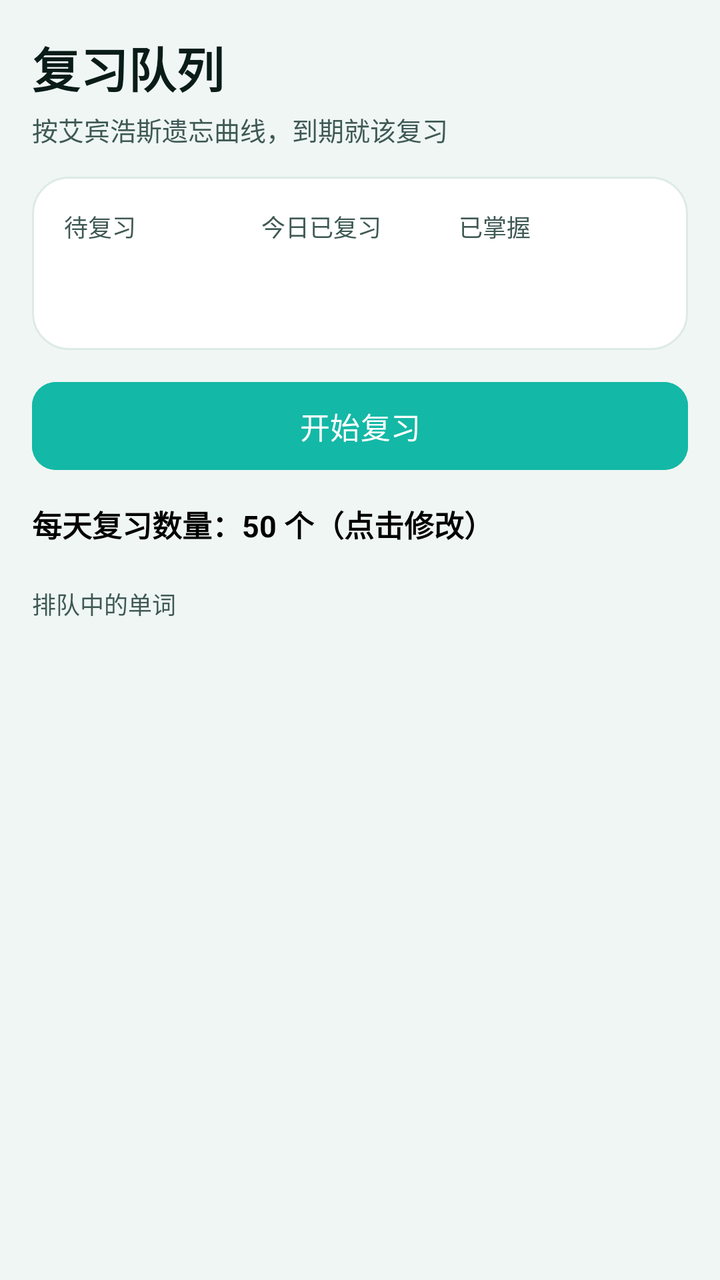
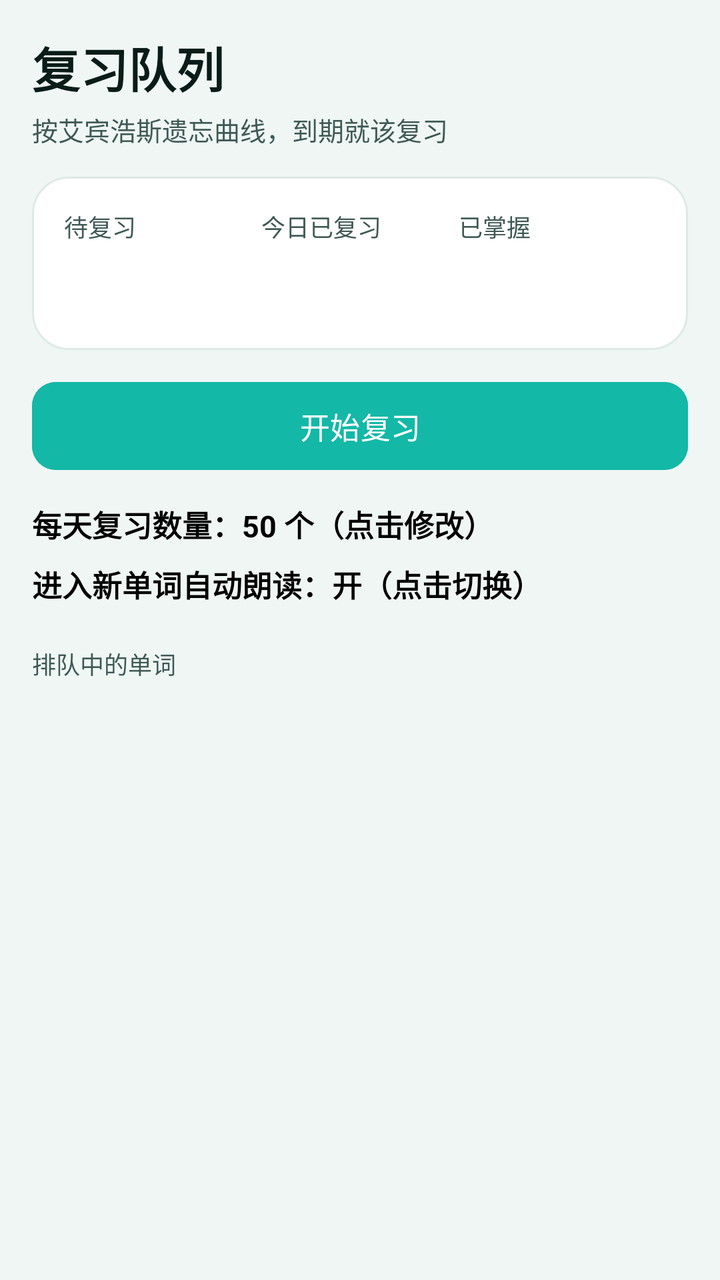

The first picture is an Android layout as it rendered before a commit; the second is the same layout after the commit. The layout source and the unified diff follow.
<!-- AndroidManifest.xml: application theme Theme.Dancijiyi -->
<!-- res/layout/fragment_review.xml -->
<?xml version="1.0" encoding="utf-8"?>
<LinearLayout xmlns:android="http://schemas.android.com/apk/res/android"
    xmlns:app="http://schemas.android.com/apk/res-auto"
    android:layout_width="match_parent"
    android:layout_height="match_parent"
    android:background="@color/bg"
    android:orientation="vertical"
    android:paddingLeft="16dp"
    android:paddingTop="16dp"
    android:paddingRight="16dp"
    android:paddingBottom="10dp">

    <TextView
        android:layout_width="wrap_content"
        android:layout_height="wrap_content"
        android:text="复习队列"
        android:textColor="@color/text_primary"
        android:textSize="24sp"
        android:textStyle="bold" />

    <TextView
        android:layout_width="wrap_content"
        android:layout_height="wrap_content"
        android:layout_marginTop="4dp"
        android:text="按艾宾浩斯遗忘曲线，到期就该复习"
        android:textColor="@color/text_secondary"
        android:textSize="13sp" />

    <LinearLayout
        android:layout_width="match_parent"
        android:layout_height="wrap_content"
        android:layout_marginTop="14dp"
        android:background="@drawable/bg_card"
        android:orientation="horizontal"
        android:padding="16dp">

        <LinearLayout
            android:layout_width="0dp"
            android:layout_height="wrap_content"
            android:layout_weight="1"
            android:orientation="vertical">

            <TextView
                android:layout_width="wrap_content"
                android:layout_height="wrap_content"
                android:text="待复习"
                android:textColor="@color/text_secondary"
                android:textSize="12sp" />

            <TextView
                android:id="@+id/tvDueCount"
                android:layout_width="wrap_content"
                android:layout_height="wrap_content"
                android:layout_marginTop="2dp"
                android:textColor="@color/brand"
                android:textSize="26sp"
                android:textStyle="bold" />
        </LinearLayout>

        <LinearLayout
            android:layout_width="0dp"
            android:layout_height="wrap_content"
            android:layout_weight="1"
            android:orientation="vertical">

            <TextView
                android:layout_width="wrap_content"
                android:layout_height="wrap_content"
                android:text="今日已复习"
                android:textColor="@color/text_secondary"
                android:textSize="12sp" />

            <TextView
                android:id="@+id/tvReviewedToday"
                android:layout_width="wrap_content"
                android:layout_height="wrap_content"
                android:layout_marginTop="2dp"
                android:textColor="@color/accent_text"
                android:textSize="26sp"
                android:textStyle="bold" />
        </LinearLayout>

        <LinearLayout
            android:layout_width="0dp"
            android:layout_height="wrap_content"
            android:layout_weight="1"
            android:orientation="vertical">

            <TextView
                android:layout_width="wrap_content"
                android:layout_height="wrap_content"
                android:text="已掌握"
                android:textColor="@color/text_secondary"
                android:textSize="12sp" />

            <TextView
                android:id="@+id/tvMastered"
                android:layout_width="wrap_content"
                android:layout_height="wrap_content"
                android:layout_marginTop="2dp"
                android:textColor="@color/text_primary"
                android:textSize="26sp"
                android:textStyle="bold" />
        </LinearLayout>
    </LinearLayout>

    <com.google.android.material.button.MaterialButton
        android:id="@+id/btnStartReview"
        android:layout_width="match_parent"
        android:layout_height="52dp"
        android:layout_marginTop="12dp"
        android:backgroundTint="@color/brand_mid"
        android:text="开始复习"
        android:textColor="@color/white"
        android:textSize="15sp"
        app:cornerRadius="12dp" />

    <TextView
        android:id="@+id/tvQuotaPicker"
        android:layout_width="wrap_content"
        android:layout_height="wrap_content"
        android:layout_marginTop="8dp"
        android:paddingTop="4dp"
        android:paddingBottom="4dp"
        android:text="每天复习数量：50 个（点击修改）"
        android:textColor="@color/text_black"
        android:textSize="15sp"
        android:textStyle="bold" />

    <TextView
        android:id="@+id/tvQueueLabel"
        android:layout_width="wrap_content"
        android:layout_height="wrap_content"
        android:layout_marginTop="16dp"
        android:layout_marginBottom="8dp"
        android:text="排队中的单词"
        android:textColor="@color/text_secondary"
        android:textSize="12sp" />

    <FrameLayout
        android:layout_width="match_parent"
        android:layout_height="0dp"
        android:layout_weight="1">

        <androidx.recyclerview.widget.RecyclerView
            android:id="@+id/rvQueue"
            android:layout_width="match_parent"
            android:layout_height="match_parent"
            android:clipToPadding="false"
            android:scrollbars="none" />

        <LinearLayout
            android:id="@+id/emptyView"
            android:layout_width="match_parent"
            android:layout_height="match_parent"
            android:gravity="center"
            android:orientation="vertical"
            android:visibility="gone">

            <TextView
                android:layout_width="wrap_content"
                android:layout_height="wrap_content"
                android:text="队列已清空"
                android:textColor="@color/text_primary"
                android:textSize="17sp"
                android:textStyle="bold" />

            <TextView
                android:layout_width="wrap_content"
                android:layout_height="wrap_content"
                android:layout_marginTop="6dp"
                android:text="现在没有到期单词，可以去词库添加新词"
                android:textColor="@color/text_secondary"
                android:textSize="13sp" />
        </LinearLayout>
    </FrameLayout>
</LinearLayout>
<!-- resources referenced by this layout -->
<resources>
  <color name="accent_text">#B45309</color>
  <color name="bg">#EFF6F4</color>
  <color name="brand">#0F766E</color>
  <color name="brand_mid">#14B8A6</color>
  <color name="text_black">#FF000000</color>
  <color name="text_primary">#0A1C18</color>
  <color name="text_secondary">#3F5954</color>
  <color name="white">#FFFFFFFF</color>
  <!-- drawable bg_card (drawable) -->
  <?xml version="1.0" encoding="utf-8"?>
  <shape xmlns:android="http://schemas.android.com/apk/res/android"
      android:shape="rectangle">
      <solid android:color="@color/surface" />
      <corners android:radius="18dp" />
      <stroke android:width="1dp" android:color="@color/card_stroke" />
  </shape>
  <style name="Theme.Dancijiyi" parent="Base.Theme.Dancijiyi" />
  <color name="surface">#FFFFFFFF</color>
  <color name="card_stroke">#DEEAE7</color>
  <style name="Base.Theme.Dancijiyi" parent="Theme.Material3.Light.NoActionBar">
          <item name="colorPrimary">@color/brand</item>
          <item name="colorOnPrimary">@color/white</item>
          <item name="colorPrimaryContainer">@color/brand_light</item>
          <item name="colorOnPrimaryContainer">@color/brand_dark</item>
          <item name="colorSecondary">@color/accent</item>
          <item name="colorOnSecondary">@color/white</item>
          <item name="colorSurface">@color/surface</item>
          <item name="android:colorBackground">@color/bg</item>
          <item name="colorOnSurface">@color/text_primary</item>
          <item name="colorOnSurfaceVariant">@color/text_secondary</item>
          <item name="android:textColorPrimary">@color/text_primary</item>
          <item name="android:textColorSecondary">@color/text_secondary</item>
          <item name="android:statusBarColor">@android:color/transparent</item>
          <item name="android:navigationBarColor">@android:color/transparent</item>
          <item name="android:windowLightStatusBar">true</item>
          <item name="android:windowLightNavigationBar">true</item>
      </style>
  <color name="brand_light">#CCFBF1</color>
  <color name="brand_dark">#0B4F4A</color>
  <color name="accent">#F59E0B</color>
</resources>

<!-- the commit's change to res/layout/fragment_review.xml (unified diff, before → after) -->
@@ -128,6 +128,17 @@
         android:textStyle="bold" />
 
     <TextView
+        android:id="@+id/tvSpeechSetting"
+        android:layout_width="wrap_content"
+        android:layout_height="wrap_content"
+        android:paddingTop="4dp"
+        android:paddingBottom="4dp"
+        android:text="进入新单词自动朗读：开（点击切换）"
+        android:textColor="@color/text_black"
+        android:textSize="15sp"
+        android:textStyle="bold" />
+
+    <TextView
         android:id="@+id/tvQueueLabel"
         android:layout_width="wrap_content"
         android:layout_height="wrap_content"
